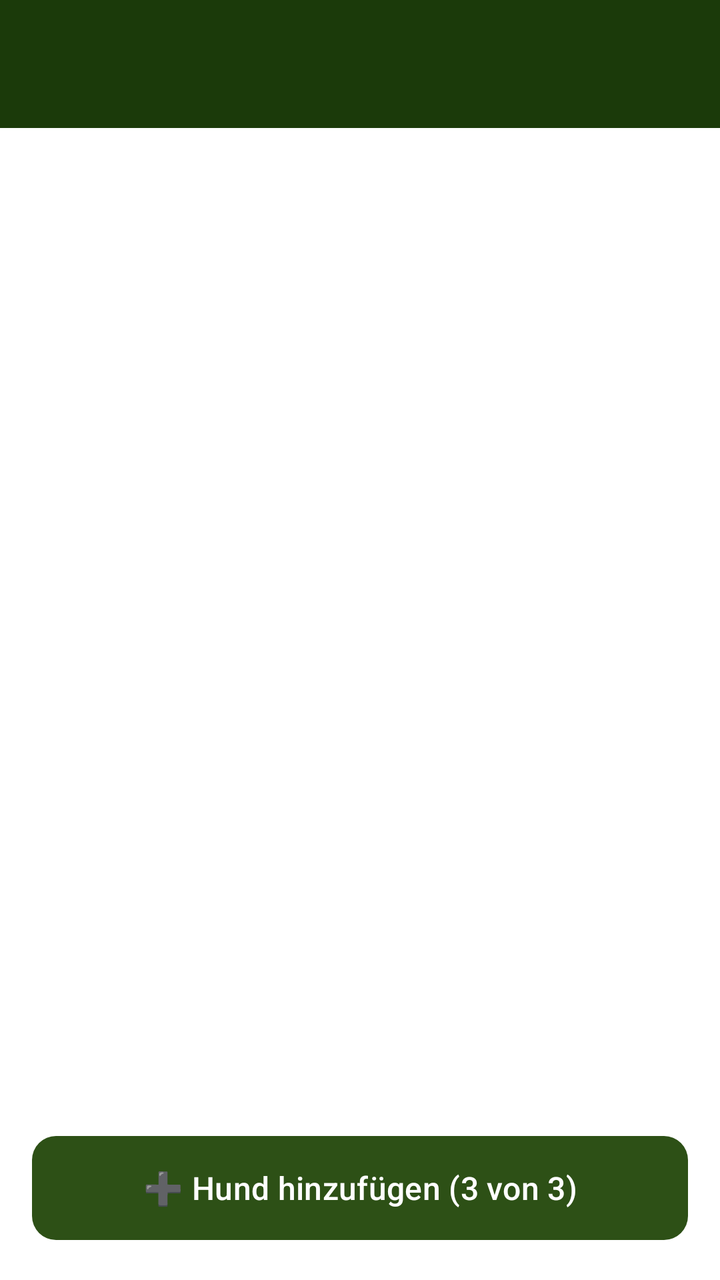
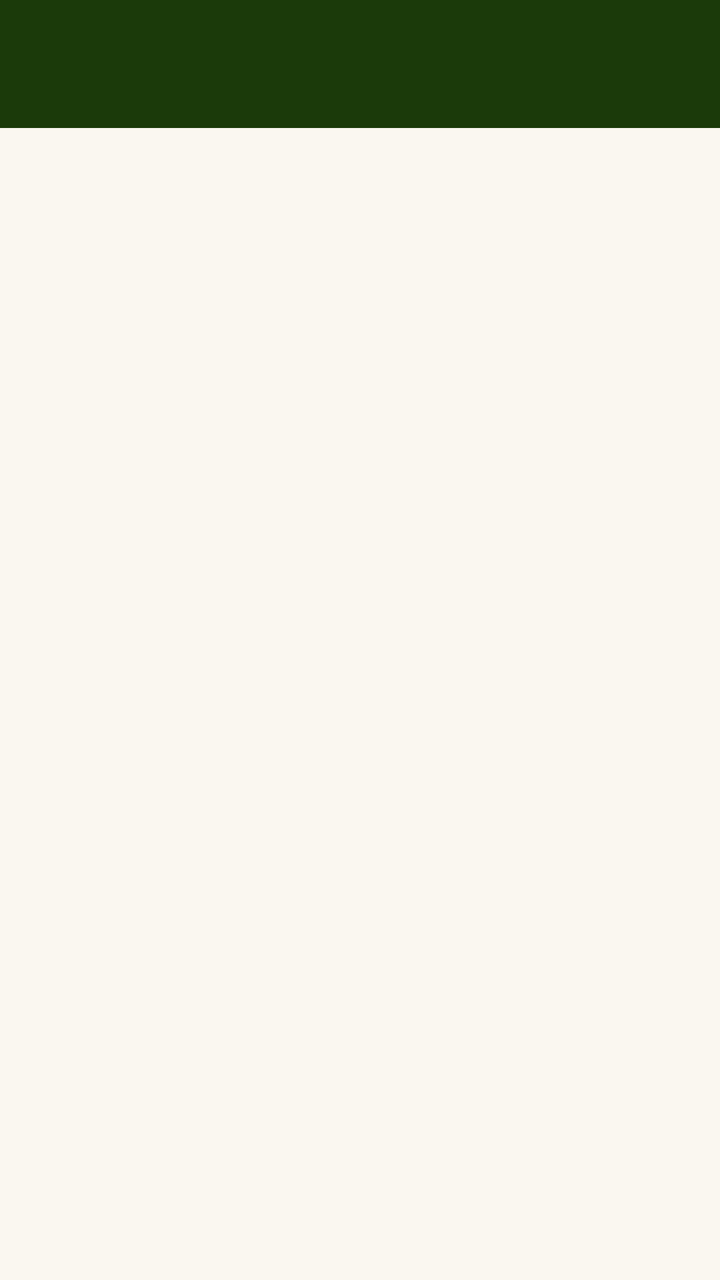

Screens rendered from an Android XML layout before and after an edit, with the pre-edit source and the edit as a unified diff.
<!-- AndroidManifest.xml: activity theme Theme.HundeWildnis -->
<!-- res/layout/activity_dog_profile.xml -->
<?xml version="1.0" encoding="utf-8"?>
<androidx.coordinatorlayout.widget.CoordinatorLayout
    xmlns:android="http://schemas.android.com/apk/res/android"
    xmlns:app="http://schemas.android.com/apk/res-auto"
    android:layout_width="match_parent"
    android:layout_height="match_parent">

    <com.google.android.material.appbar.AppBarLayout android:id="@+id/appbar"
        android:layout_width="match_parent"
        android:layout_height="wrap_content"
        android:fitsSystemWindows="false">

        <androidx.appcompat.widget.Toolbar
            android:id="@+id/toolbar"
            android:layout_width="match_parent"
            android:layout_height="?attr/actionBarSize"
            android:background="#1B3A0A"
            app:titleTextColor="#FFFFFF" />
    </com.google.android.material.appbar.AppBarLayout>

    <LinearLayout
        android:layout_width="match_parent"
        android:layout_height="match_parent"
        android:orientation="vertical"
        app:layout_behavior="@string/appbar_scrolling_view_behavior">

        <androidx.recyclerview.widget.RecyclerView
            android:id="@+id/recyclerView"
            android:layout_width="match_parent"
            android:layout_height="wrap_content"
            android:layout_weight="1"
            android:padding="8dp" />

        <TextView
            android:id="@+id/emptyView"
            android:layout_width="wrap_content"
            android:layout_height="wrap_content"
            android:layout_gravity="center"
            android:text="🐕 Noch keine Hunde\n\nTippe auf ➕ um einen Hund hinzuzufügen"
            android:textAlignment="center"
            android:textSize="@dimen/text_body_medium"
            android:textColor="#666666"
            android:visibility="gone"
            android:layout_marginTop="100dp" />

        <ProgressBar
            android:id="@+id/progressBar"
            android:layout_width="wrap_content"
            android:layout_height="wrap_content"
            android:layout_gravity="center"
            android:visibility="gone" />

        <com.google.android.material.button.MaterialButton
            android:id="@+id/btnAddDog"
            android:layout_width="match_parent"
            android:layout_height="wrap_content"
            android:text="➕ Hund hinzufügen (3 von 3)"
            android:textSize="@dimen/text_body_medium"
            app:backgroundTint="#2d5016"
            android:textColor="#FFFFFF"
            android:layout_margin="16dp"
            app:cornerRadius="12dp" />

    </LinearLayout>

</androidx.coordinatorlayout.widget.CoordinatorLayout>
<!-- resources referenced by this layout -->
<resources>
  <dimen name="text_body_medium">14sp</dimen>
  <style name="Theme.HundeWildnis" parent="Base.Theme.HundeWildnis" />
  <style name="Base.Theme.HundeWildnis" parent="Theme.Material3.Light.NoActionBar">
          
          <item name="materialButtonStyle">@style/Widget.App.Button</item>
  
          <item name="colorPrimary">#2d5016</item>
          <item name="colorPrimaryVariant">#1a3009</item>
          <item name="colorOnPrimary">#FFFFFF</item>
          <item name="colorSecondary">#6b8e4e</item>
          <item name="colorSecondaryVariant">#4a6135</item>
          <item name="colorOnSecondary">#000000</item>
          <item name="android:statusBarColor">@android:color/transparent</item>
          <item name="android:navigationBarColor">@android:color/transparent</item>
          <item name="android:windowDrawsSystemBarBackgrounds">true</item>
          <item name="android:windowLightStatusBar">true</item>
          <item name="android:windowLightNavigationBar" tools:targetApi="27">true</item>
          <item name="android:enforceNavigationBarContrast" tools:targetApi="q">false</item>
          <item name="android:enforceStatusBarContrast" tools:targetApi="q">false</item>
  
          
          <item name="colorAccent">#2d5016</item>
          <item name="android:textColorPrimary">#000000</item>
  
          
          <item name="materialAlertDialogTheme">@style/AlertDialogTheme</item>
          <item name="alertDialogTheme">@style/AlertDialogTheme</item>
  
          
          <item name="actionMenuTextColor">#FFFFFF</item>
          <item name="actionOverflowButtonStyle">@style/Widget.App.Overflow</item>
  
          
          <item name="android:windowBackground">#FFFFFF</item>
          <item name="android:colorBackground">#FFFFFF</item>
      </style>
  <style name="Widget.App.Overflow" parent="Widget.AppCompat.ActionButton.Overflow">
          <item name="android:src">@drawable/ic_menu_hamburger</item>
      </style>
  <dimen name="text_button_large">20sp</dimen>
  <style name="DialogButtonStyle.Light" parent="Widget.Material3.Button.TextButton.Dialog">
          
          <item name="android:textColor">#2d5016</item>
  
          
          <item name="android:textSize">13sp</item>
          <item name="android:textAllCaps">false</item>
          <item name="android:maxLines">2</item>
          <item name="android:singleLine">false</item>
          <item name="android:ellipsize">none</item>
          <item name="autoSizeTextType">uniform</item>
          <item name="autoSizeMinTextSize">10sp</item>
          <item name="autoSizeMaxTextSize">16sp</item>
  
          
          <item name="android:paddingStart">2dp</item>
          <item name="android:paddingEnd">2dp</item>
          <item name="android:minWidth">0dp</item>
          <item name="android:insetLeft">0dp</item>
          <item name="android:insetRight">0dp</item>
          <item name="android:insetTop">0dp</item>
          <item name="android:insetBottom">0dp</item>
  
          
          <item name="backgroundTint">@android:color/transparent</item>
  
          
          <item name="rippleColor">#332d5016</item>
      </style>
  <style name="Widget.App.ButtonBar" parent="Widget.AppCompat.ButtonBar.AlertDialog">
          <item name="android:padding">0dp</item>
      </style>
  <!-- drawable ic_menu_hamburger (drawable) -->
  <vector xmlns:android="http://schemas.android.com/apk/res/android"
      android:width="24dp"
      android:height="24dp"
      android:viewportWidth="24"
      android:viewportHeight="24">
      <path
          android:fillColor="#FFFFFF"
          android:pathData="M3,18h18v-2H3V18z M3,13h18v-2H3V13z M3,6v2h18V6H3z" />
  </vector>
  <!-- unchanged entries left out for length: 2 -->
</resources>

<!-- the commit's change to res/layout/activity_dog_profile.xml (unified diff, before → after) -->
@@ -50,16 +50,13 @@
             android:layout_gravity="center"
             android:visibility="gone" />
 
-        <com.google.android.material.button.MaterialButton
-            android:id="@+id/btnAddDog"
+        <androidx.recyclerview.widget.RecyclerView
+            android:id="@+id/gridAddDog"
             android:layout_width="match_parent"
             android:layout_height="wrap_content"
-            android:text="➕ Hund hinzufügen (3 von 3)"
-            android:textSize="@dimen/text_body_medium"
-            app:backgroundTint="#2d5016"
-            android:textColor="#FFFFFF"
-            android:layout_margin="16dp"
-            app:cornerRadius="12dp" />
+            android:layout_margin="8dp"
+            app:layoutManager="androidx.recyclerview.widget.GridLayoutManager"
+            app:spanCount="1" />
 
     </LinearLayout>
 
<!-- resource entries referenced after the edit -->
@@ -6,14 +6,12 @@
           
           <item name="materialButtonStyle">@style/Widget.App.Button</item>
   
-          <item name="colorPrimary">#2d5016</item>
-          <item name="colorPrimaryVariant">#1a3009</item>
-          <item name="colorOnPrimary">#FFFFFF</item>
-          <item name="colorSecondary">#6b8e4e</item>
-          <item name="colorSecondaryVariant">#4a6135</item>
-          <item name="colorOnSecondary">#000000</item>
-          <item name="android:statusBarColor">@android:color/transparent</item>
-          <item name="android:navigationBarColor">@android:color/transparent</item>
+          <item name="colorPrimary">@color/rd_bg_light</item>
+          <item name="colorOnPrimary">@color/rd_text_primary_light</item>
+          <item name="colorSecondary">@color/rd_group2_accent_light</item>
+          <item name="colorOnSecondary">#FFFFFF</item>
+          <item name="android:statusBarColor">@color/rd_bg_light</item>
+          <item name="android:navigationBarColor">@color/rd_bg_light</item>
           <item name="android:windowDrawsSystemBarBackgrounds">true</item>
           <item name="android:windowLightStatusBar">true</item>
           <item name="android:windowLightNavigationBar" tools:targetApi="27">true</item>
@@ -21,7 +19,7 @@
           <item name="android:enforceStatusBarContrast" tools:targetApi="q">false</item>
   
           
-          <item name="colorAccent">#2d5016</item>
+          <item name="colorAccent">@color/rd_group2_accent_light</item>
           <item name="android:textColorPrimary">#000000</item>
   
           
@@ -29,20 +27,23 @@
           <item name="alertDialogTheme">@style/AlertDialogTheme</item>
   
           
-          <item name="actionMenuTextColor">#FFFFFF</item>
+          <item name="actionMenuTextColor">@color/rd_text_primary_light</item>
           <item name="actionOverflowButtonStyle">@style/Widget.App.Overflow</item>
   
           
-          <item name="android:windowBackground">#FFFFFF</item>
-          <item name="android:colorBackground">#FFFFFF</item>
+          <item name="android:windowBackground">@color/rd_bg_light</item>
+          <item name="android:colorBackground">@color/rd_bg_light</item>
       </style>
+  <color name="rd_bg_light">#FAF7F0</color>
+  <color name="rd_text_primary_light">#2B2620</color>
+  <color name="rd_group2_accent_light">#8A7A1F</color>
   <style name="Widget.App.Overflow" parent="Widget.AppCompat.ActionButton.Overflow">
           <item name="android:src">@drawable/ic_menu_hamburger</item>
       </style>
   <dimen name="text_button_large">20sp</dimen>
   <style name="DialogButtonStyle.Light" parent="Widget.Material3.Button.TextButton.Dialog">
           
-          <item name="android:textColor">#2d5016</item>
+          <item name="android:textColor">?attr/colorSecondary</item>
   
           
           <item name="android:textSize">13sp</item>
